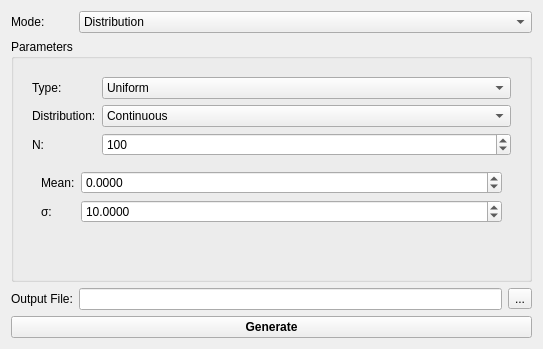
karagog/Gryptonite, file src/apps/grypto_rng/datagenerator.ui: the form before one commit.
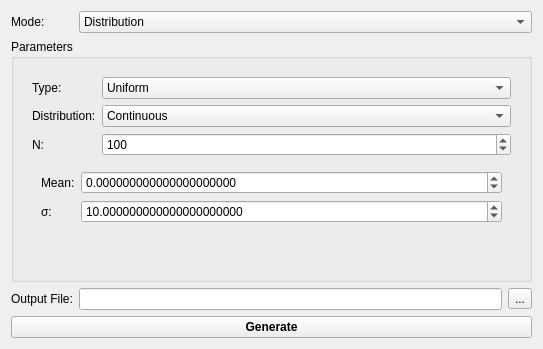
The form after the commit. The open tabs and pages were chosen to show the change.

Commit message:
Adjusted the controls for some other distributions
They're not perfectly tuned, but I tried to get them all within
ranges that make sense. For example I fixed the "Geometric"
expected value range because it was allowed to go below 1, which
doesn't make sense.

What changed in the file:
```diff
--- a/src/apps/grypto_rng/datagenerator.ui
+++ b/src/apps/grypto_rng/datagenerator.ui
@@ -268,10 +268,10 @@
                  <string>The normal distribution standard deviation</string>
                 </property>
                 <property name="decimals">
-                 <number>4</number>
+                 <number>21</number>
                 </property>
                 <property name="maximum">
-                 <double>1000000.000000000000000</double>
+                 <double>1000000000000000.000000000000000</double>
                 </property>
                 <property name="value">
                  <double>10.000000000000000</double>
@@ -284,13 +284,13 @@
                  <string>The normal distribution mean</string>
                 </property>
                 <property name="decimals">
-                 <number>4</number>
+                 <number>21</number>
                 </property>
                 <property name="minimum">
-                 <double>-1000000.000000000000000</double>
+                 <double>-1000000000000000.000000000000000</double>
                 </property>
                 <property name="maximum">
-                 <double>1000000.000000000000000</double>
+                 <double>1000000000000000.000000000000000</double>
                 </property>
                </widget>
               </item>
```
Left out of the diff: 11 changed lines with no effect on the pictures. The commit also changes 1 other file.
